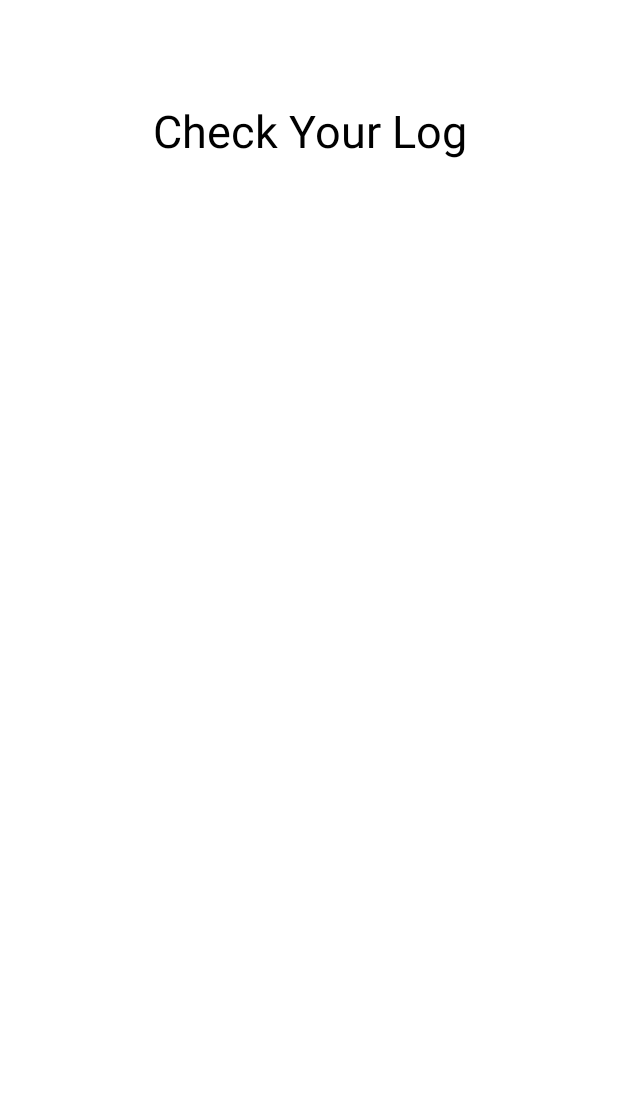
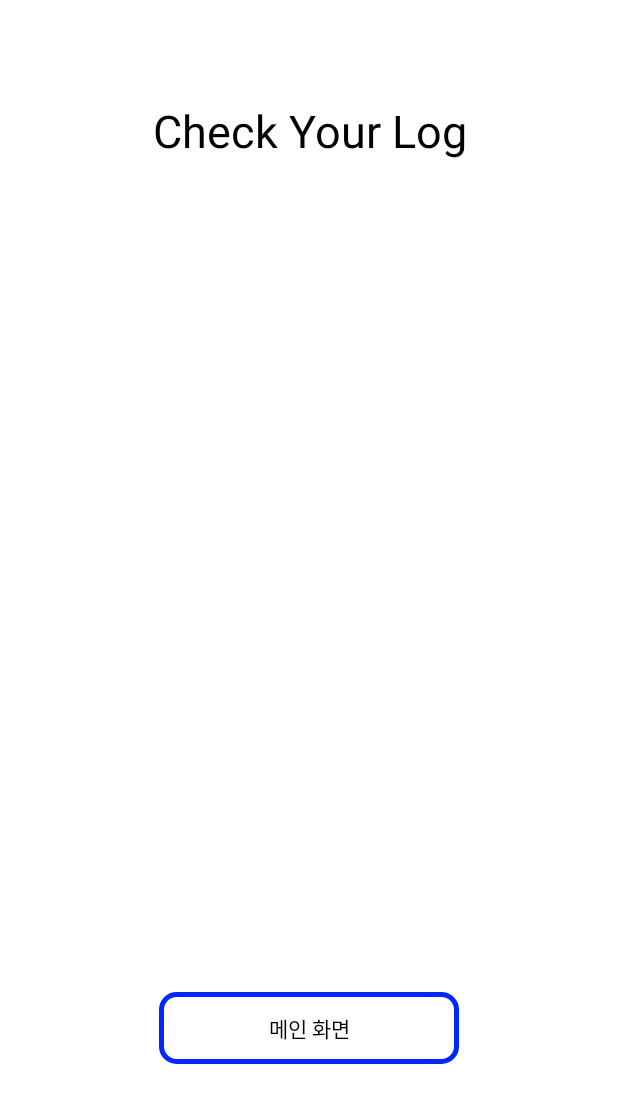
Before and after one commit to winterCapstoneDesign/androidStudio, an Android app: the MainActivity5 screen opened directly, with no data from a screen before it, on a phone screen of 412 x 824 dp. Shown: the top 1103 px of the screen. Run offline under Robolectric (Android 15) with nearby library versions, the phone set to English and light mode, and no system bars; our stand-ins replace Firebase (no records; nobody signed in at launch, a user with empty details on screens opened directly).

Commit message:
log code update

```diff
--- a/app/src/main/java/com/example/capstone1/MainActivity5.java
+++ b/app/src/main/java/com/example/capstone1/MainActivity5.java
@@ -1,12 +1,19 @@
 package com.example.capstone1;
 
 import androidx.annotation.NonNull;
+import androidx.annotation.Nullable;
 import androidx.appcompat.app.AppCompatActivity;
 
+import android.content.Intent;
+import android.graphics.Color;
 import android.os.Bundle;
 import android.util.Log;
+import android.view.View;
+import android.view.ViewGroup;
 import android.widget.ArrayAdapter;
+import android.widget.Button;
 import android.widget.ListView;
+import android.widget.TextView;
 import android.widget.Toast;
 
 import com.google.firebase.database.DataSnapshot;
@@ -27,30 +34,38 @@ public class MainActivity5 extends AppCompatActivity {
     DatabaseReference databaseReference;
 
     ListView listView;
+    Button goMainbtn;
+    TextView tv;
 
     @Override
     protected void onCreate(Bundle savedInstanceState) {
         super.onCreate(savedInstanceState);
         setContentView(R.layout.activity_main5);
 
+        goMainbtn = findViewById(R.id.log_go_main);
+        goMainbtn.setOnClickListener(new View.OnClickListener() {
+            @Override
+            public void onClick(View view) {
+                Intent intent = new Intent(MainActivity5.this, MainActivity.class);
+                startActivity(intent);
+            }
+        });
+
         listView = findViewById(R.id.lv_LogList);
-        adapter = new ArrayAdapter<String>(this, R.layout.activity_main5, arrayList);
+        adapter = new ArrayAdapter<String>(this, android.R.layout.simple_list_item_1, arrayList);
+        listView.setAdapter(adapter);
 
         firebaseDatabase = FirebaseDatabase.getInstance();
-        databaseReference = firebaseDatabase.getReference("QR_lock").child("date");
-        getValue();
-    }
+        databaseReference = firebaseDatabase.getReference().child("QR_lock");
 
-    private void getValue() {
-        databaseReference.addValueEventListener(new ValueEventListener() {
+        databaseReference.child("date").addValueEventListener(new ValueEventListener() {
             @Override
             public void onDataChange(@NonNull DataSnapshot snapshot) {
-                arrayList.clear();
-                for(DataSnapshot dataSnapshot : snapshot.getChildren()) {
-                    String sValue = dataSnapshot.child(Integer.toString(1)).getValue(String.class);
-                    arrayList.add(sValue);
+                for (DataSnapshot logSnapshot : snapshot.getChildren()) {
+                    String str = logSnapshot.child("1").getValue(String.class);
+                    arrayList.add(str);
                 }
-                listView.setAdapter(adapter);
+                adapter.notifyDataSetChanged();
             }
 
             @Override
--- a/app/src/main/res/layout/activity_main5.xml
+++ b/app/src/main/res/layout/activity_main5.xml
@@ -22,14 +22,24 @@
     <ListView
         android:id="@+id/lv_LogList"
         android:layout_width="match_parent"
-        android:layout_height="match_parent"
+        android:layout_height="499dp"
         android:layout_marginLeft="8dp"
+        android:layout_marginTop="40dp"
         android:layout_marginRight="8dp"
-        android:layout_marginTop="40dp"
+        android:layout_marginBottom="8dp"
+        app:layout_constraintBottom_toBottomOf="parent"
         app:layout_constraintHorizontal_bias="0.506"
         app:layout_constraintLeft_toLeftOf="parent"
         app:layout_constraintRight_toRightOf="parent"
-        app:layout_constraintTop_toBottomOf="@+id/textView"
-        app:layout_constraintBottom_toBottomOf="parent"
-        android:layout_marginBottom="8dp" />
+        app:layout_constraintTop_toBottomOf="@+id/textView" />
+
+    <Button
+        android:id="@+id/log_go_main"
+        android:layout_width="200dp"
+        android:layout_height="wrap_content"
+        android:layout_gravity="center"
+        android:layout_marginBottom="13dp"
+        android:background="@drawable/btn_style"
+        android:text="메인 화면"
+        android:textColor="#000000" />
 </LinearLayout>
```
